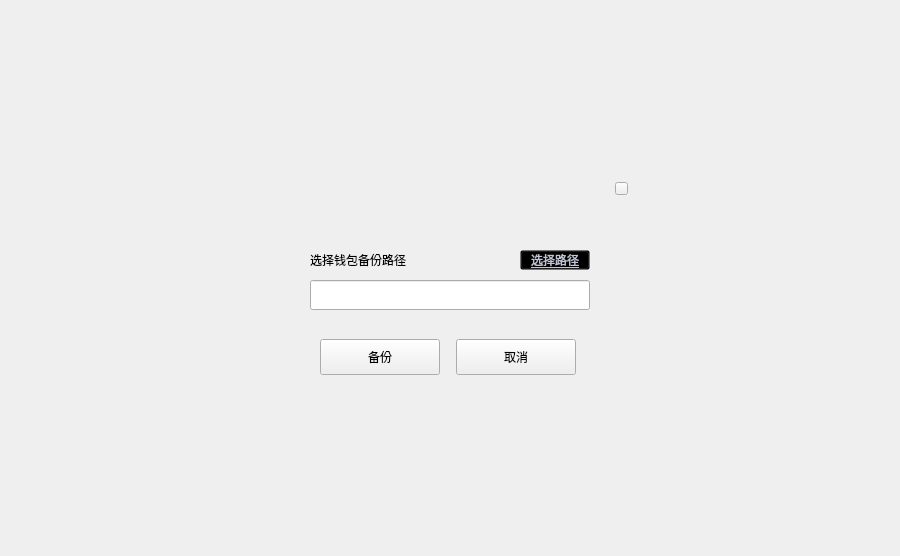
The window that dialog/backupwalletdialog.ui (HcashOrg/hx-indicator) describes before a commit, drawn with Qt 5.
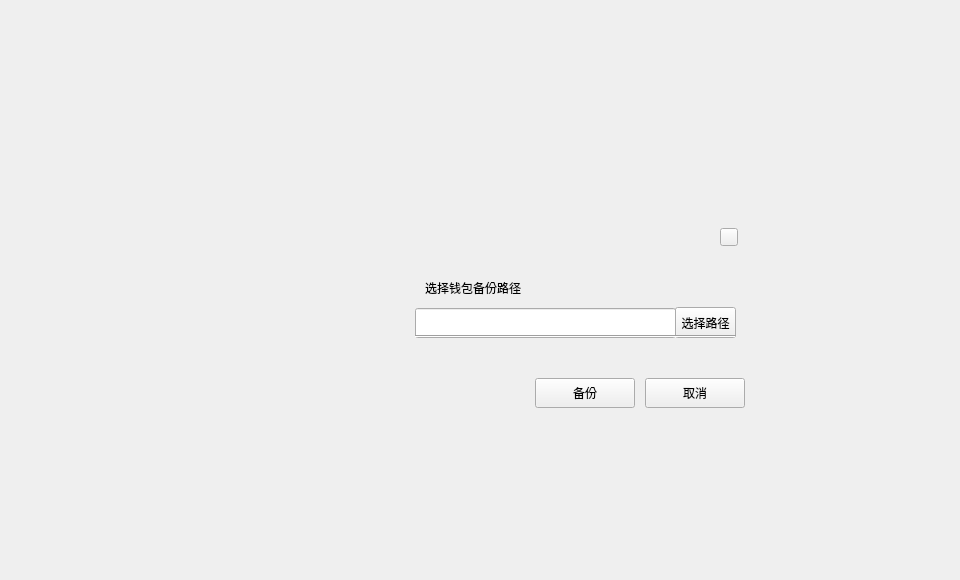
The same window after the commit.

The edit to the form file:
```diff
--- a/dialog/backupwalletdialog.ui
+++ b/dialog/backupwalletdialog.ui
@@ -6,8 +6,8 @@
    <rect>
     <x>0</x>
     <y>0</y>
-    <width>900</width>
-    <height>556</height>
+    <width>960</width>
+    <height>580</height>
    </rect>
   </property>
   <property name="windowTitle">
@@ -18,15 +18,15 @@
     <rect>
      <x>0</x>
      <y>0</y>
-     <width>900</width>
-     <height>556</height>
+     <width>960</width>
+     <height>580</height>
     </rect>
    </property>
    <widget class="QWidget" name="containerWidget" native="true">
     <property name="geometry">
      <rect>
-      <x>260</x>
-      <y>170</y>
+      <x>385</x>
+      <y>208</y>
       <width>380</width>
       <height>240</height>
      </rect>
@@ -34,10 +34,10 @@
     <widget class="QToolButton" name="cancelBtn">
      <property name="geometry">
       <rect>
-       <x>196</x>
-       <y>169</y>
-       <width>120</width>
-       <height>36</height>
+       <x>260</x>
+       <y>170</y>
+       <width>100</width>
+       <height>30</height>
       </rect>
      </property>
      <property name="cursor">
@@ -53,8 +53,8 @@
     <widget class="QLabel" name="nameLabel">
      <property name="geometry">
       <rect>
-       <x>50</x>
-       <y>80</y>
+       <x>40</x>
+       <y>70</y>
        <width>200</width>
        <height>20</height>
       </rect>
@@ -71,10 +71,10 @@
     <widget class="QToolButton" name="pathBtn">
      <property name="geometry">
       <rect>
-       <x>260</x>
-       <y>80</y>
-       <width>70</width>
-       <height>20</height>
+       <x>290</x>
+       <y>99</y>
+       <width>61</width>
+       <height>31</height>
       </rect>
      </property>
      <property name="font">
@@ -84,15 +84,14 @@
        <weight>50</weight>
        <italic>false</italic>
        <bold>false</bold>
-       <underline>true</underline>
+       <underline>false</underline>
       </font>
      </property>
      <property name="cursor">
       <cursorShape>PointingHandCursor</cursorShape>
      </property>
      <property name="styleSheet">
-      <string notr="true">QToolButton{font: 9pt &quot;微软雅黑&quot;;text-decoration: underline;background:transparent;color: rgb(192, 196, 212);}
-QToolButton:hover{color:white;}</string>
+      <string notr="true"/>
      </property>
      <property name="text">
       <string>选择路径</string>
@@ -101,10 +100,10 @@
     <widget class="QToolButton" name="backupBtn">
      <property name="geometry">
       <rect>
-       <x>60</x>
-       <y>169</y>
-       <width>120</width>
-       <height>36</height>
+       <x>150</x>
+       <y>170</y>
+       <width>100</width>
+       <height>30</height>
       </rect>
      </property>
      <property name="cursor">
@@ -120,9 +119,9 @@
     <widget class="QLineEdit" name="pathLineEdit">
      <property name="geometry">
       <rect>
-       <x>50</x>
-       <y>110</y>
-       <width>280</width>
+       <x>30</x>
+       <y>100</y>
+       <width>261</width>
        <height>30</height>
       </rect>
      </property>
@@ -148,10 +147,10 @@
     <widget class="QToolButton" name="closeBtn">
      <property name="geometry">
       <rect>
-       <x>355</x>
-       <y>12</y>
-       <width>13</width>
-       <height>13</height>
+       <x>335</x>
+       <y>20</y>
+       <width>18</width>
+       <height>18</height>
       </rect>
      </property>
      <property name="cursor">
@@ -167,6 +166,19 @@
       <string/>
      </property>
     </widget>
+    <widget class="Line" name="line">
+     <property name="geometry">
+      <rect>
+       <x>30</x>
+       <y>120</y>
+       <width>321</width>
+       <height>16</height>
+      </rect>
+     </property>
+     <property name="orientation">
+      <enum>Qt::Horizontal</enum>
+     </property>
+    </widget>
    </widget>
   </widget>
  </widget>
```
